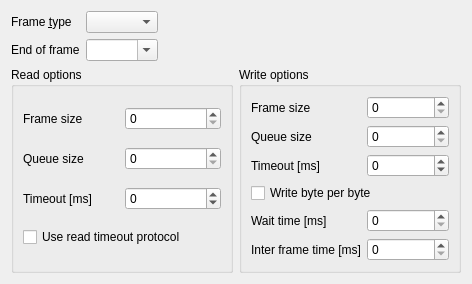
Before: the Qt Designer form src/mdtport/mdtPortConfigWidget.ui in scandyna/multidiagtools, drawn with Qt 5.
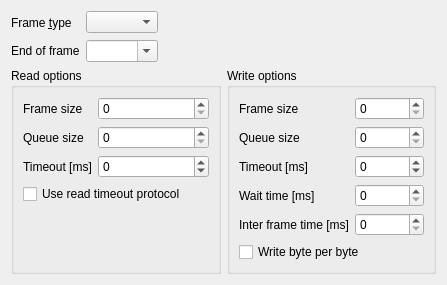
After: the same form once the commit is applied.

Commit message:
Working on port setup dialogs
 - Created a new abstract class for port setup dialogs: mdtAbstractPortSetupDialog
 - Adapted mdtSerialPortSetupDialog

Diff of the .ui file:
```diff
--- a/src/mdtport/mdtPortConfigWidget.ui
+++ b/src/mdtport/mdtPortConfigWidget.ui
@@ -6,8 +6,8 @@
    <rect>
     <x>0</x>
     <y>0</y>
-    <width>472</width>
-    <height>274</height>
+    <width>447</width>
+    <height>280</height>
    </rect>
   </property>
   <property name="windowTitle">
@@ -34,8 +34,8 @@
      </property>
      <property name="sizeHint" stdset="0">
       <size>
-       <width>332</width>
-       <height>20</height>
+       <width>261</width>
+       <height>23</height>
       </size>
      </property>
     </spacer>
@@ -64,8 +64,8 @@
      </property>
      <property name="sizeHint" stdset="0">
       <size>
-       <width>332</width>
-       <height>20</height>
+       <width>261</width>
+       <height>22</height>
       </size>
      </property>
     </spacer>
@@ -77,7 +77,9 @@
        <property name="title">
         <string>Read options</string>
        </property>
-       <layout class="QGridLayout" name="gridLayout_2">
+       <layout class="QVBoxLayout" name="verticalLayout">
+        <item>
+         <layout class="QFormLayout" name="formLayout">
         <item row="0" column="0">
          <widget class="QLabel" name="lbReadFrameSize">
           <property name="text">
@@ -132,7 +134,9 @@
           </property>
          </widget>
         </item>
-        <item row="3" column="0" colspan="2">
+         </layout>
+        </item>
+        <item>
          <widget class="QCheckBox" name="cbUseReadTimeoutProtocol">
           <property name="text">
            <string>Use read timeout protocol</string>
@@ -142,6 +146,19 @@
           </property>
          </widget>
         </item>
+        <item>
+         <spacer name="verticalSpacer">
+          <property name="orientation">
+           <enum>Qt::Vertical</enum>
+          </property>
+          <property name="sizeHint" stdset="0">
+           <size>
+            <width>20</width>
+            <height>55</height>
+           </size>
+          </property>
+         </spacer>
+        </item>
        </layout>
       </widget>
      </item>
@@ -150,7 +167,9 @@
        <property name="title">
         <string>Write options</string>
        </property>
-       <layout class="QGridLayout" name="gridLayout">
+       <layout class="QVBoxLayout" name="verticalLayout_2">
+        <item>
+         <layout class="QFormLayout" name="formLayout_2">
         <item row="0" column="0">
          <widget class="QLabel" name="lbWriteFrameSize">
           <property name="text">
@@ -205,14 +224,7 @@
           </property>
          </widget>
         </item>
-        <item row="3" column="0" colspan="2">
-         <widget class="QCheckBox" name="cbBytePerByteWrite">
-          <property name="text">
-           <string>Write byte per byte</string>
-          </property>
-         </widget>
-        </item>
-        <item row="4" column="0">
+          <item row="3" column="0">
          <widget class="QLabel" name="lbWriteMinWaitTime">
           <property name="text">
            <string>Wait time [ms]</string>
@@ -222,7 +234,7 @@
           </property>
          </widget>
         </item>
-        <item row="4" column="1">
+          <item row="3" column="1">
          <widget class="QSpinBox" name="sbWriteMinWaitTime">
           <property name="toolTip">
            <string>Time to wait before sending a byte if &quot;Write byte per byte&quot; option is set.</string>
@@ -232,7 +244,7 @@
           </property>
          </widget>
         </item>
-        <item row="5" column="0">
+          <item row="4" column="0">
          <widget class="QLabel" name="lbWriteInterframeTime">
           <property name="text">
            <string>Inter frame time [ms]</string>
@@ -242,7 +254,7 @@
           </property>
          </widget>
         </item>
-        <item row="5" column="1">
+          <item row="4" column="1">
          <widget class="QSpinBox" name="sbWriteInterframeTime">
           <property name="toolTip">
            <string/>
@@ -253,6 +265,28 @@
          </widget>
         </item>
        </layout>
+        </item>
+        <item>
+         <widget class="QCheckBox" name="cbBytePerByteWrite">
+          <property name="text">
+           <string>Write byte per byte</string>
+          </property>
+         </widget>
+        </item>
+        <item>
+         <spacer name="verticalSpacer_2">
+          <property name="orientation">
+           <enum>Qt::Vertical</enum>
+          </property>
+          <property name="sizeHint" stdset="0">
+           <size>
+            <width>20</width>
+            <height>0</height>
+           </size>
+          </property>
+         </spacer>
+        </item>
+       </layout>
       </widget>
      </item>
     </layout>
```
Left out of the diff: 2 changed lines with no effect on the pictures. Lines whose indentation alone changed are shown as unchanged. The commit also changes 18 other files.
